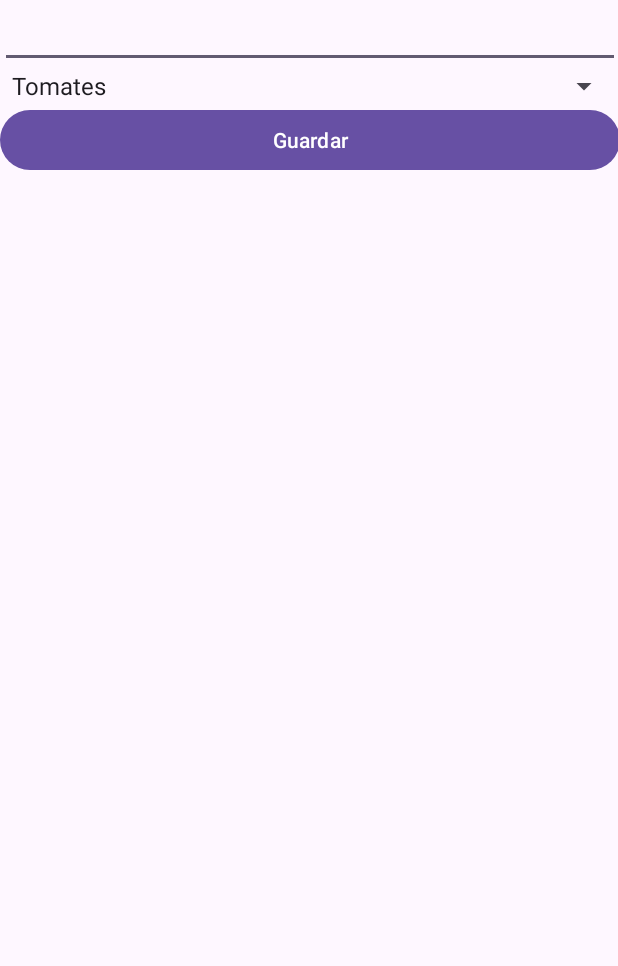
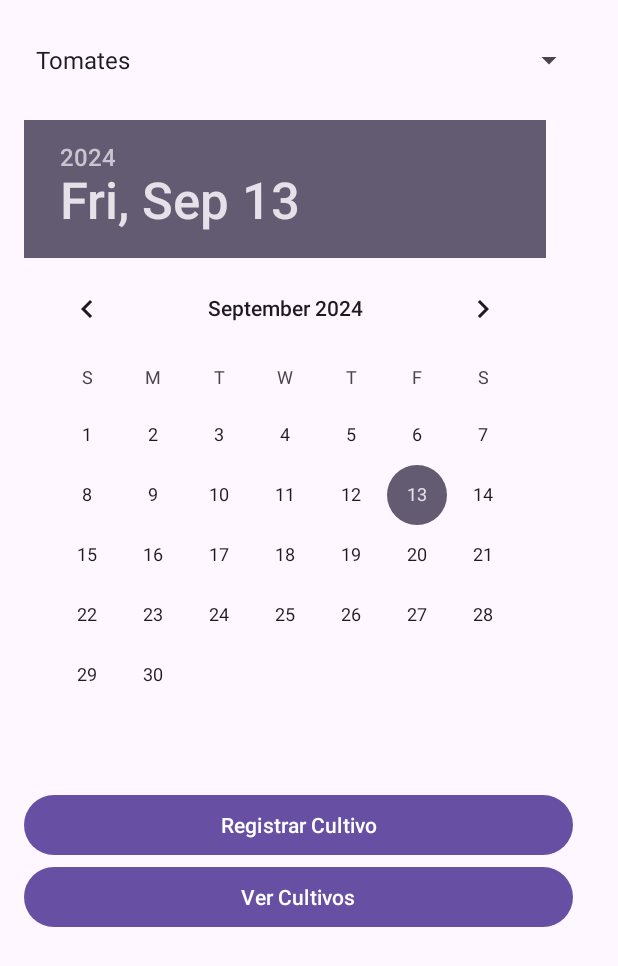
Before and after one commit to Licuao/Verduritas, an Android app: the screen it shows after launch (MainActivity), on a phone screen of 412 x 824 dp. Shown: the top 966 px of the screen. Run offline under Robolectric (Android 15) with nearby library versions, the phone set to English and light mode, and no system bars.

Commit message:
up: aplicacion funcionando falta decoracion

```diff
--- a/app/src/main/AndroidManifest.xml
+++ b/app/src/main/AndroidManifest.xml
@@ -13,6 +13,9 @@
         android:theme="@style/Theme.Verduritas"
         tools:targetApi="31">
         <activity
+            android:name=".ListaCultivosActivity"
+            android:exported="false" />
+        <activity
             android:name=".ListaVerdurasActivity"
             android:exported="false" />
         <activity
--- a/app/src/main/java/cl/inacap/verduritas/MainActivity.java
+++ b/app/src/main/java/cl/inacap/verduritas/MainActivity.java
@@ -3,48 +3,104 @@ package cl.inacap.verduritas;
 import android.content.Intent;
 import android.os.Bundle;
 import android.view.View;
+import android.widget.ArrayAdapter;
 import android.widget.Button;
-import android.widget.EditText;
+import android.widget.DatePicker;
 import android.widget.Spinner;
+import android.widget.Toast;
 
-import androidx.activity.EdgeToEdge;
 import androidx.appcompat.app.AppCompatActivity;
-import androidx.core.graphics.Insets;
-import androidx.core.view.ViewCompat;
-import androidx.core.view.WindowInsetsCompat;
+
+import java.text.SimpleDateFormat;
+import java.util.Calendar;
+import java.util.Date;
 
 public class MainActivity extends AppCompatActivity {
+
+    private DatabaseHelper databaseHelper;
 
     @Override
     protected void onCreate(Bundle savedInstanceState) {
         super.onCreate(savedInstanceState);
-        EdgeToEdge.enable(this);
         setContentView(R.layout.activity_main);
-        ViewCompat.setOnApplyWindowInsetsListener(findViewById(R.id.main), (v, insets) -> {
-            Insets systemBars = insets.getInsets(WindowInsetsCompat.Type.systemBars());
-            v.setPadding(systemBars.left, systemBars.top, systemBars.right, systemBars.bottom);
-            return insets;
+
+        // Inicializar DatabaseHelper
+        databaseHelper = new DatabaseHelper(this);
+
+        // Inicializar el Spinner
+        Spinner spinnerCultivo = findViewById(R.id.spinnerCultivo);
+
+        // Crear un ArrayAdapter usando un array de strings y un layout predeterminado para el spinner
+        ArrayAdapter<CharSequence> adapter = ArrayAdapter.createFromResource(this,
+                R.array.cultivos_array, android.R.layout.simple_spinner_item);
+
+        // Especificar el layout a usar cuando la lista de opciones aparece
+        adapter.setDropDownViewResource(android.R.layout.simple_spinner_dropdown_item);
+
+        // Aplicar el adaptador al spinner
+        spinnerCultivo.setAdapter(adapter);
+
+        // Configurar el botón para registrar el cultivo
+        Button btnRegistrar = findViewById(R.id.btnRegistrar);
+        btnRegistrar.setOnClickListener(new View.OnClickListener() {
+            @Override
+            public void onClick(View v) {
+                // Obtener la selección del Spinner y la fecha del DatePicker
+                String tipoCultivo = spinnerCultivo.getSelectedItem().toString();
+                DatePicker datePicker = findViewById(R.id.datePickerCultivo);
+                int day = datePicker.getDayOfMonth();
+                int month = datePicker.getMonth();
+                int year = datePicker.getYear();
+
+                Calendar fechaCultivo = Calendar.getInstance();
+                fechaCultivo.set(year, month, day);
+
+                // Determinar los días hasta la cosecha según el tipo de cultivo
+                int diasHastaCosecha = 0;
+                switch (tipoCultivo) {
+                    case "Tomates":
+                        diasHastaCosecha = 80;
+                        break;
+                    case "Cebollas":
+                        diasHastaCosecha = 120;
+                        break;
+                    case "Lechugas":
+                        diasHastaCosecha = 60;
+                        break;
+                    case "Apio":
+                        diasHastaCosecha = 85;
+                        break;
+                    case "Choclo":
+                        diasHastaCosecha = 90;
+                        break;
+                }
+
+                // Calcular la fecha de cosecha
+                fechaCultivo.add(Calendar.DAY_OF_YEAR, diasHastaCosecha);
+                Date fechaCosecha = fechaCultivo.getTime();
+
+                // Crear un objeto Cultivo y agregarlo a la lista
+                Cultivo nuevoCultivo = new Cultivo(tipoCultivo, fechaCultivo.getTime(), fechaCosecha);
+
+                // Guardar el cultivo en la base de datos
+                databaseHelper.agregarCultivo(nuevoCultivo);
+
+                // Mostrar un Toast notificando que el cultivo se ha registrado exitosamente
+                String mensaje = "Cultivo de " + tipoCultivo + " registrado. Fecha de cosecha probable: " + new SimpleDateFormat("dd/MM/yyyy").format(fechaCosecha);
+                Toast.makeText(MainActivity.this, mensaje, Toast.LENGTH_LONG).show();
+            }
         });
 
-        //rescatar los elemento de la vista
+        // Configurar el botón para ver la lista de cultivos
+        Button btnVerCultivos = findViewById(R.id.btnVerCultivos);
+        btnVerCultivos.setOnClickListener(new View.OnClickListener() {
+            @Override
+            public void onClick(View v) {
+                // Crear un Intent para ir a la ListaCultivosActivity
+                Intent intent = new Intent(MainActivity.this, ListaCultivosActivity.class);
 
-        EditText fecha = findViewById(R.id.editTextDate);
-        Spinner verdura = findViewById(R.id.spinner);
-        Button guardar = findViewById(R.id.button);
-
-        //agregar listener al boton(funcionalidad al boton)
-        guardar.setOnClickListener(new View.OnClickListener() {
-            @Override
-            public void onClick(View view) {
-                //rescatar los valores del formulario
-                String fechaStr = fecha.getText().toString();
-                String verduraStr = verdura.getSelectedItem().toString();
-                //empaquetarlos para la siguiente vista
-                Intent siguientePagina = new Intent(MainActivity.this, ListaVerdurasActivity.class);
-                siguientePagina.putExtra("fecha",fechaStr);
-                siguientePagina.putExtra("verdura",verduraStr);
-                //ir a la siguiente vista
-                startActivity(siguientePagina);
+                // Iniciar la nueva actividad
+                startActivity(intent);
             }
         });
     }
--- a/app/src/main/res/layout/activity_main.xml
+++ b/app/src/main/res/layout/activity_main.xml
@@ -1,37 +1,48 @@
 <?xml version="1.0" encoding="utf-8"?>
-<androidx.constraintlayout.widget.ConstraintLayout xmlns:android="http://schemas.android.com/apk/res/android"
-    xmlns:app="http://schemas.android.com/apk/res-auto"
+<LinearLayout xmlns:android="http://schemas.android.com/apk/res/android"
     xmlns:tools="http://schemas.android.com/tools"
-    android:id="@+id/main"
     android:layout_width="match_parent"
     android:layout_height="match_parent"
-    tools:context=".MainActivity">
+    xmlns:app="http://schemas.android.com/apk/res-auto"
+    android:orientation="vertical"
+    android:padding="16dp">
 
-    <LinearLayout
-        android:layout_width="413dp"
-        android:layout_height="648dp"
-        android:orientation="vertical"
-        tools:layout_editor_absoluteX="-3dp"
-        tools:layout_editor_absoluteY="82dp">
+    <!-- Spinner para seleccionar el tipo de cultivo -->
+    <Spinner
+        android:id="@+id/spinnerCultivo"
+        android:layout_width="374dp"
+        android:layout_height="wrap_content"
+        android:layout_marginBottom="16dp"
+        android:minHeight="48dp"
+        android:gravity="center"
+        android:prompt="@string/select_cultivo" />
 
-        <EditText
-            android:id="@+id/editTextDate"
-            android:layout_width="match_parent"
-            android:layout_height="wrap_content"
-            android:ems="10"
-            android:inputType="date" />
+    <!-- DatePicker para seleccionar la fecha de cultivo -->
 
-        <Spinner
-            android:id="@+id/spinner"
-            android:layout_width="match_parent"
-            android:layout_height="wrap_content"
-            android:entries="@array/verduras"
-            />
+    <!-- Botón para registrar el cultivo -->
 
-        <Button
-            android:id="@+id/button"
-            android:layout_width="match_parent"
-            android:layout_height="wrap_content"
-            android:text="Guardar" />
-    </LinearLayout>
-</androidx.constraintlayout.widget.ConstraintLayout>
+    <DatePicker
+        android:id="@+id/datePickerCultivo"
+        android:layout_width="match_parent"
+        android:layout_height="wrap_content"
+        android:layout_marginBottom="16dp"
+        android:gravity="center" />
+
+    <Button
+        android:id="@+id/btnRegistrar"
+        android:layout_width="366dp"
+        android:layout_height="wrap_content"
+        android:gravity="center"
+        android:text="Registrar Cultivo"
+        tools:ignore="HardcodedText" />
+
+    <!-- Botón para ir a la pantalla de lista de cultivos -->
+
+    <Button
+        android:id="@+id/btnVerCultivos"
+        android:layout_width="366dp"
+        android:layout_height="wrap_content"
+        android:gravity="center"
+        android:text="Ver Cultivos"
+        tools:ignore="HardcodedText" />
+</LinearLayout>
--- a/app/src/main/res/values/strings.xml
+++ b/app/src/main/res/values/strings.xml
@@ -1,10 +1,14 @@
 <resources>
-    <string name="app_name">Verduritas</string>
-    <array name="verduras">
+    <string name="app_name">My Application</string>
+    <string name="select_cultivo">Selecciona un tipo de cultivo</string>
+    <string name="volver">Volver</string>
+    <string name="eliminar">Eliminar</string>
+    <string name="btnRegCultivos">Registrar cultivos</string>
+    <string-array name="cultivos_array">
         <item>Tomates</item>
         <item>Cebollas</item>
         <item>Lechugas</item>
         <item>Apio</item>
         <item>Choclo</item>
-    </array>
+    </string-array>
 </resources>
```
Also changed, not shown: app/src/main/java/cl/inacap/verduritas/Cultivo.java (added, +42 -0 lines), app/src/main/java/cl/inacap/verduritas/CultivoAdapter.java (added, +60 -0 lines), app/src/main/java/cl/inacap/verduritas/DatabaseHelper.java (added, +87 -0 lines), app/src/main/java/cl/inacap/verduritas/ListaCultivosActivity.java (added, +32 -0 lines), app/src/main/java/cl/inacap/verduritas/ListaVerdurasActivity.java (deleted, +0 -39 lines), app/src/main/res/layout/activity_lista_cultivos.xml (added, +23 -0 lines), app/src/main/res/layout/activity_lista_verduras.xml (deleted, +0 -17 lines), app/src/main/res/layout/item_cultivo.xml (added, +45 -0 lines).
